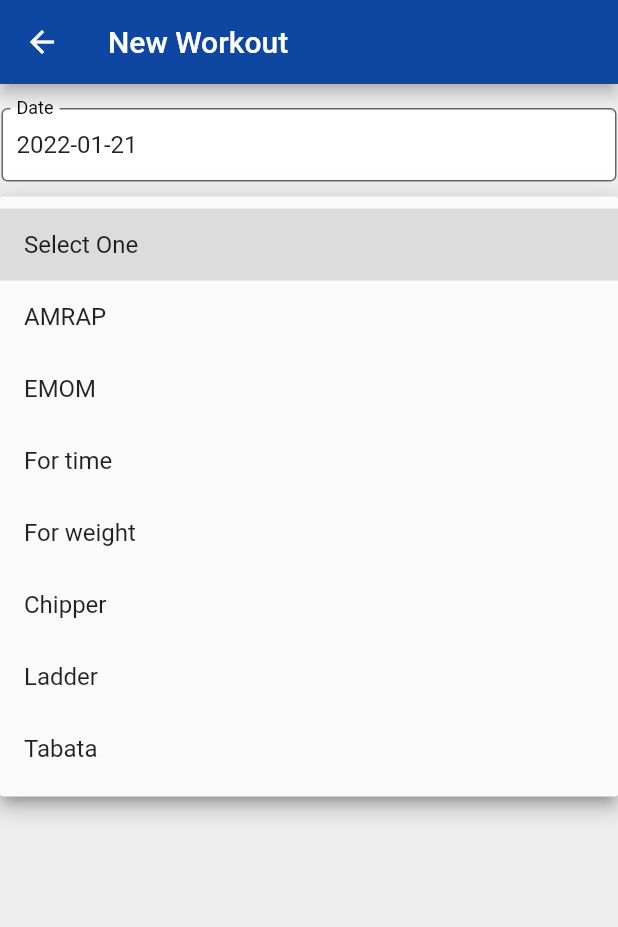
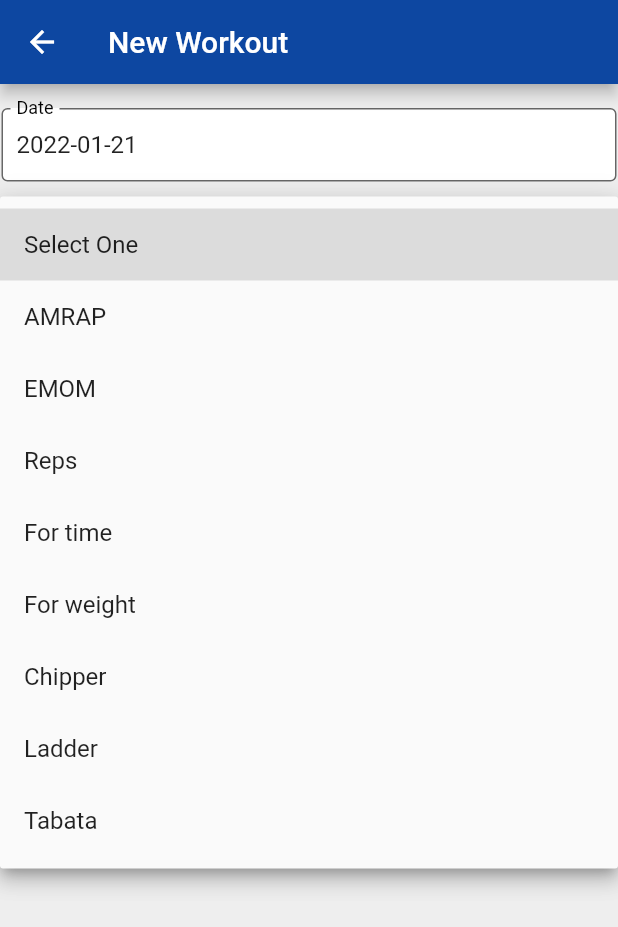
Before and after one commit to mmanning1/WODaily, a Flutter app: the EnterWodScreen screen opened directly, after a tap on "Select One", on a phone screen of 412 x 824 dp. Shown: the top 927 px of the screen. Run offline on Flutter 3.47's test engine with Material 2 defaults, Android fonts, the phone set to English and light mode, and no system bars; our stand-ins replace cloud_firestore, firebase_auth, firebase_core, flutter_signin_button, flutter_spinkit, font_awesome_flutter and 2 more; accounts and stored records are empty.

Commit message:
Clean up and organize some things

```diff
--- a/lib/screens/edit_screen.dart
+++ b/lib/screens/edit_screen.dart
@@ -96,7 +96,7 @@ class _EditWodScreenState extends State<EditWodScreen> {
 
                         alignment: AlignmentDirectional.center,
                         value: _dropdownValue,
-                        items: ['Select One','AMRAP','EMOM','For time','For weight','Chipper','Ladder','Tabata'].map((String value) {
+                        items: wodTypes.map((String value) {
                           return DropdownMenuItem<String>(
                             value: value,
                             child: Text(value),
--- a/lib/screens/enter_screen.dart
+++ b/lib/screens/enter_screen.dart
@@ -85,7 +85,7 @@ class _EnterWodScreenState extends State<EnterWodScreen>{
                     DropdownButtonFormField(
                       alignment: AlignmentDirectional.center,
                       value: dropdownValue,
-                      items: ['Select One','AMRAP','EMOM','For time','For weight','Chipper','Ladder','Tabata'].map((String value) {
+                      items: wodTypes.map((String value) {
                         return DropdownMenuItem<String>(
                           value: value,
                           child: Text(value),
--- a/lib/screens/wrapper.dart
+++ b/lib/screens/wrapper.dart
@@ -1,4 +1,3 @@
-import 'package:WODaily/main.dart';
 import 'package:WODaily/model/user.dart';
 import 'package:WODaily/screens/authenticate/authenticate.dart';
 import 'package:flutter/cupertino.dart';
@@ -16,7 +15,6 @@ class Wrapper extends StatelessWidget{
     } else {
       return WodHome();
     }
-    return Authenticate();
   }
 
 }
--- a/lib/services/database.dart
+++ b/lib/services/database.dart
@@ -1,4 +1,3 @@
-import 'package:WODaily/model/workout.dart';
 import 'package:cloud_firestore/cloud_firestore.dart';
 
 class DatabaseService {
--- a/lib/shared/constants.dart
+++ b/lib/shared/constants.dart
@@ -43,3 +43,5 @@ ThemeData mainThemeData = ThemeData(
         backgroundColor: Colors.blue.shade900
     )
 );
+
+const List<String> wodTypes = ['Select One','AMRAP','EMOM','Reps','For time','For weight','Chipper','Ladder','Tabata'];
--- a/lib/utils/db_helper_util.dart
+++ b/lib/utils/db_helper_util.dart
@@ -62,7 +62,7 @@ class DatabaseHelper {
   // TODO: add date to this call
   Future<List> getAllData() async {
     var dbClient = await db;
-    var result = await dbClient.rawQuery("SELECT * FROM $tableName ORDER BY $columnDate ASC");
+    var result = await dbClient.rawQuery("SELECT * FROM $tableName ORDER BY $columnDate DESC");
     return result.toList();
   }
 
@@ -70,7 +70,7 @@ class DatabaseHelper {
     var dbClient = await db;
     String monthStr = month.toString().padLeft(2,'0');
     String currYear = DateTime.now().year.toString();
-    var result = await dbClient.rawQuery("SELECT * FROM $tableName WHERE strftime('%m', $columnDate) = '$monthStr'");
+    var result = await dbClient.rawQuery("SELECT * FROM $tableName WHERE strftime('%m', $columnDate) = '$monthStr' ORDER BY $columnDate DESC");
     //var result = await dbClient.rawQuery("SELECT * FROM $tableName WHERE strftime('%m', $columnDate) = '$monthStr' AND strftime('%Y', $columnDate) = '$currYear'");
     return result.toList();
   }
```
Also changed, not shown: lib/main.dart (+0 -7 lines).
